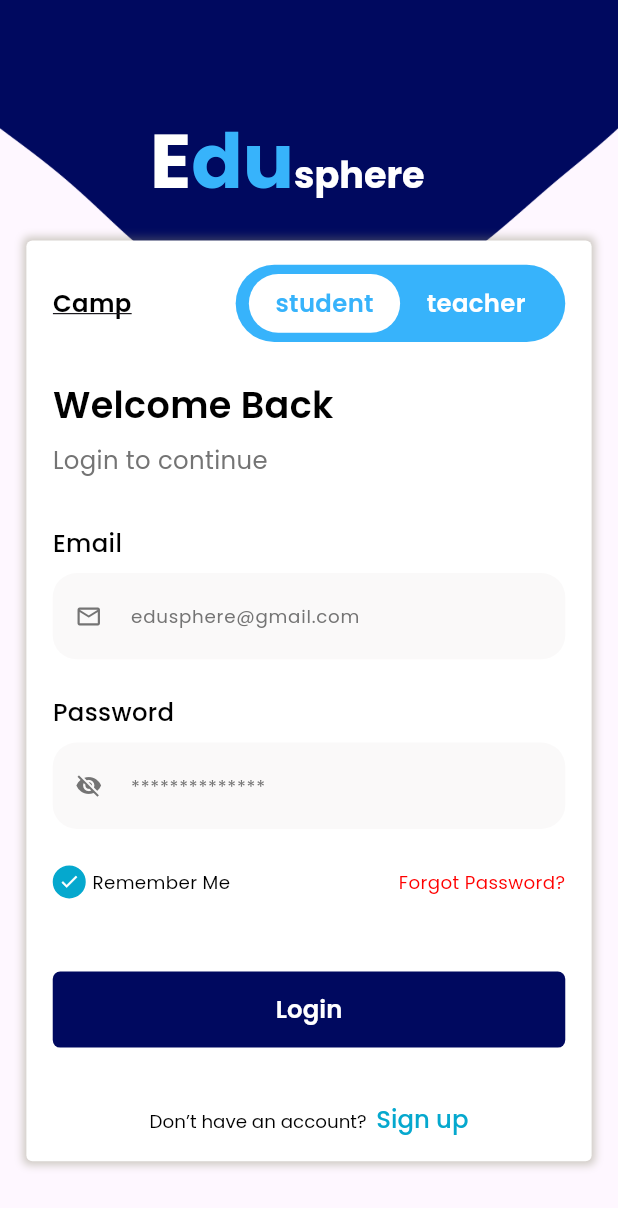
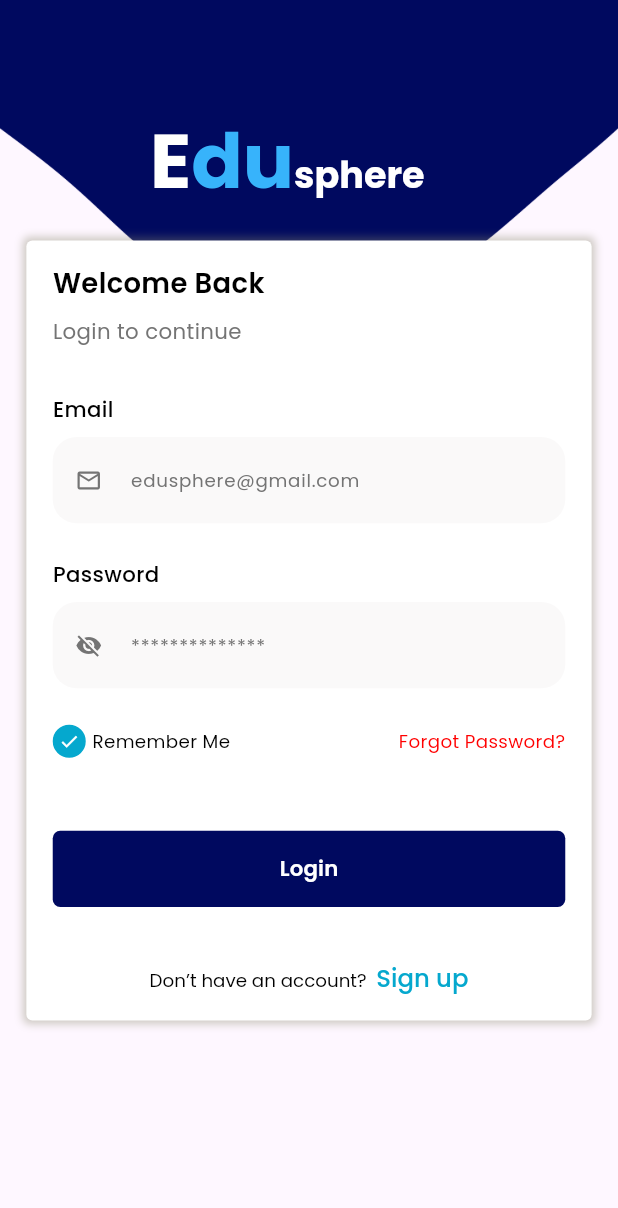
Before and after one commit to nassemMubarak/edu_sphere, a Flutter app: the screen it shows after launch, on a phone screen of 412 x 824 dp. Shown: the top 1208 px of the screen. Run offline on Flutter 3.47's test engine with Material 3 defaults, Android fonts, the phone set to English and light mode, and no system bars; our stand-ins replace dio, flutter_bloc, flutter_screenutil, pretty_dio_logger.

Commit message:
- added some routes - update app_text_button file - update app_text_form_field file - add some colors - add email_and_password_widget.dart - add label_and_widget.dart - edit login_screen.dart - added remember_forget_password_widget - added signup_screen.dart - added text_account_signup_widget.dart - added wave_top_widget.dart

```diff
--- a/lib/core/routing/app_rputer.dart
+++ b/lib/core/routing/app_rputer.dart
@@ -1,15 +1,22 @@
 import 'package:edu_sphere/core/routing/routes.dart';
 import 'package:edu_sphere/features/login/ui/login_screen.dart';
-import 'package:edu_sphere/features/onboarding/ui/onboarding_screen.dart';
+import 'package:edu_sphere/features/signup/logic/sign_up_cubit.dart';
+import 'package:edu_sphere/features/signup/ui/signup_screen.dart';
 import 'package:flutter/material.dart';
 import 'package:flutter_bloc/flutter_bloc.dart';
-class AppRouter{
-  Route generateRoute(RouteSettings settings){
+class AppRouter {
+  Route generateRoute(RouteSettings settings) {
     switch (settings.name) {
       case Routes.onBoardingScreen:
         return MaterialPageRoute(builder: (_) => const LoginScreen());
       case Routes.loginScreen:
         return MaterialPageRoute(builder: (_) => const LoginScreen());
+      case Routes.signupScreen:
+        return MaterialPageRoute(
+            builder: (_) => BlocProvider(
+                  create: (context) => SignUpCubit()..emitChangTypSignUp('student'),
+                  child: const SignupScreen(),
+                ));
       default:
         return MaterialPageRoute(
           builder: (_) => Scaffold(
--- a/lib/core/routing/routes.dart
+++ b/lib/core/routing/routes.dart
@@ -1,5 +1,6 @@
 class Routes {
   static const String onBoardingScreen = '/onBoardingScreen';
   static const String loginScreen = '/loginScreen';
+  static const String signupScreen = '/signupScreen';
 
 }
--- a/lib/core/theming/colors.dart
+++ b/lib/core/theming/colors.dart
@@ -11,6 +11,7 @@ class ColorsManager {
   static const Color lightGray = Color(0xFFFAF9F9);
   static const Color gray = Color(0xFF757575);
   static const Color darkBlue = Color(0xFF242424);
+  static const Color electricBlue = Color(0xFF0500FF);
 
 
 }
--- a/lib/core/theming/styles.dart
+++ b/lib/core/theming/styles.dart
@@ -1,8 +1,8 @@
 import 'package:edu_sphere/core/theming/colors.dart';
 import 'package:flutter/material.dart';
 import 'package:flutter_screenutil/flutter_screenutil.dart';
-
 class TextStyles {
+  TextStyle c = TextStyle();
   static TextStyle font20White600Weight = TextStyle(
     fontSize: 20.sp,
     fontWeight: FontWeight.w600,
@@ -10,7 +10,7 @@ class TextStyles {
     fontFamily: 'Poppins',
   );
   static TextStyle font16NeutralGray400Weight = TextStyle(
-    fontSize: 16.sp,
+    fontSize: 14.sp,
     fontWeight: FontWeight.w400,
     color: ColorsManager.neutralGray,
     fontFamily: 'Poppins',
@@ -30,6 +30,12 @@ class TextStyles {
     fontSize: 12.sp,
     fontWeight: FontWeight.w400,
     color: ColorsManager.neutralGray,
+    fontFamily: 'Poppins',
+  );
+   static TextStyle   font12ElectricBlue400Weight = TextStyle(
+    fontSize: 12.sp,
+    fontWeight: FontWeight.w400,
+    color: ColorsManager.electricBlue,
     fontFamily: 'Poppins',
   );
    static TextStyle font12Red400Weight = TextStyle(
@@ -56,14 +62,20 @@ class TextStyles {
     color: ColorsManager.skyBlue,
     fontFamily: 'Poppins',
   );
+  static TextStyle font16SkyBlue600Weight = TextStyle(
+    fontSize: 16.sp,
+    fontWeight: FontWeight.w600,
+    color: ColorsManager.skyBlue,
+    fontFamily: 'Poppins',
+  );
   static TextStyle font24White700Weight = TextStyle(
     fontSize: 24.sp,
     fontWeight: FontWeight.w700,
     color: Colors.white,
     fontFamily: 'Poppins',
   );
-  static TextStyle font24Black600Weight = TextStyle(
-    fontSize: 24.sp,
+  static TextStyle font18Black600Weight = TextStyle(
+    fontSize: 18.sp,
     fontWeight: FontWeight.w600,
     color: Colors.black,
     fontFamily: 'Poppins',
@@ -74,8 +86,8 @@ class TextStyles {
     color: Colors.black,
     fontFamily: 'Poppins',
   );
-  static TextStyle font16Black500Weight = TextStyle(
-    fontSize: 16.sp,
+  static TextStyle font14Black500Weight = TextStyle(
+    fontSize: 14.sp,
     fontWeight: FontWeight.w500,
     color: Colors.black,
     fontFamily: 'Poppins',
@@ -86,8 +98,14 @@ class TextStyles {
     color: Colors.black,
     fontFamily: 'Poppins',
   );
-  static TextStyle font16SecondaryBlue600Weight = TextStyle(
-    fontSize: 16.sp,
+  static TextStyle font12Black500Weight = TextStyle(
+    fontSize: 12.sp,
+    fontWeight: FontWeight.w500,
+    color: Colors.black,
+    fontFamily: 'Poppins',
+  );
+  static TextStyle font14SecondaryBlue600Weight = TextStyle(
+    fontSize: 14.sp,
     fontWeight: FontWeight.w600,
     color: ColorsManager.secondaryColor,
     fontFamily: 'Poppins',
@@ -98,8 +116,8 @@ class TextStyles {
     color: ColorsManager.lightBlue,
     fontFamily: 'Poppins',
   );
-  static TextStyle font16White600Weight = TextStyle(
-    fontSize: 16.sp,
+  static TextStyle font14White600Weight = TextStyle(
+    fontSize: 14.sp,
     fontWeight: FontWeight.w600,
     color: Colors.white,
     fontFamily: 'Poppins',
--- a/lib/core/widgets/app_text_button.dart
+++ b/lib/core/widgets/app_text_button.dart
@@ -47,7 +47,7 @@ class AppTextButton extends StatelessWidget {
         ),
       ),
       onPressed: onPressed,
-      child: Text(buttonText, style: TextStyles.font16White600Weight),
+      child: Text(buttonText, style: TextStyles.font14White600Weight),
     );
   }
 }
--- a/lib/core/widgets/app_text_form_field.dart
+++ b/lib/core/widgets/app_text_form_field.dart
@@ -16,6 +16,7 @@ class AppTextFormField extends StatelessWidget {
   final Color? backgroundColor;
   final TextEditingController? controller;
   final Function(String?) validator;
+  final TextInputType? textInputType;
   const AppTextFormField({
     super.key,
     this.contentPadding,
@@ -29,12 +30,14 @@ class AppTextFormField extends StatelessWidget {
     this.prefixIcon,
     this.backgroundColor,
     this.controller,
+    this.textInputType,
     required this.validator,
   });
 
   @override
   Widget build(BuildContext context) {
     return TextFormField(
+      keyboardType: textInputType,
       controller: controller,
       decoration: InputDecoration(
         prefixIcon: prefixIcon,
--- a/lib/core/widgets/label_and_widget.dart
+++ b/lib/core/widgets/label_and_widget.dart
@@ -18,7 +18,7 @@ class LabelAndWidget extends StatelessWidget {
       children: [
         Text(
           label,
-          style: TextStyles.font16Black500Weight,
+          style: TextStyles.font14Black500Weight,
         ),
         verticalSpace(8),
         widget,
--- a/lib/features/login/ui/login_screen.dart
+++ b/lib/features/login/ui/login_screen.dart
@@ -4,15 +4,14 @@ import 'package:edu_sphere/core/theming/styles.dart';
 import 'package:edu_sphere/core/widgets/app_text_button.dart';
 import 'package:edu_sphere/features/login/ui/widget/email_and_password_widget.dart';
 import 'package:edu_sphere/features/login/ui/widget/remember_forget_password_widget.dart';
-import 'package:edu_sphere/features/login/ui/widget/selecte_student_or_teacher_widget.dart';
+import 'package:edu_sphere/features/signup/ui/widget/selecte_student_or_teacher_or_camp_widget.dart';
 import 'package:edu_sphere/features/login/ui/widget/text_account_signup_widget.dart';
-import 'package:edu_sphere/features/login/ui/widget/wave_top_widget.dart';
+import 'package:edu_sphere/core/widgets/wave_top_widget.dart';
 import 'package:flutter/material.dart';
 import 'package:flutter_screenutil/flutter_screenutil.dart';
 
 class LoginScreen extends StatelessWidget {
   const LoginScreen({super.key});
-
   @override
   Widget build(BuildContext context) {
     return Scaffold(
@@ -40,21 +39,10 @@ class LoginScreen extends StatelessWidget {
                   child: Column(
                     crossAxisAlignment: CrossAxisAlignment.start,
                     children: [
-                      Row(
-                        children: [
-                          Text(
-                            'Camp',
-                            style: TextStyles.font16Black600Weight.copyWith(
-                                decoration: TextDecoration.underline),
-                          ),
-                          const Spacer(),
-                          SelecteStudentOrTeacherWidget(),
-                        ],
-                      ),
-                      verticalSpace(24),
+
                       Text(
                         'Welcome Back',
-                        style: TextStyles.font24Black600Weight,
+                        style: TextStyles.font18Black600Weight,
                       ),
                       verticalSpace(8),
                       Text(
--- a/lib/features/login/ui/widget/email_and_password_widget.dart
+++ b/lib/features/login/ui/widget/email_and_password_widget.dart
@@ -65,6 +65,7 @@ class _EmailAndPasswordWidgetState extends State<EmailAndPasswordWidget> {
             LabelAndWidget(
               label: 'Password',
               widget: AppTextFormField(
+                isObscureText: isObscureText,
                 controller: passwordController,
                 hintText: '**************',
                 validator: (value) {
--- a/lib/features/login/ui/widget/remember_forget_password_widget.dart
+++ b/lib/features/login/ui/widget/remember_forget_password_widget.dart
@@ -35,8 +35,8 @@ class _RememberAndForgetPasswordWidgetState
                   border: Border.all(color: ColorsManager.lightBlue),
                 ),
                 child: isRemmember
-                    ? Padding(padding: const EdgeInsets.all(6))
-                    : Icon(
+                    ?const Padding(padding: const EdgeInsets.all(6))
+                    :const Icon(
                         Icons.check,
                         color: Colors.white,
                         size: 14,
--- a/lib/features/login/ui/widget/selecte_student_or_teacher_widget.dart
+++ /dev/null
@@ -1,71 +0,0 @@
-import 'package:edu_sphere/core/theming/colors.dart';
-import 'package:edu_sphere/core/theming/styles.dart';
-import 'package:flutter_screenutil/flutter_screenutil.dart';
-import 'package:flutter/material.dart';
-
-class SelecteStudentOrTeacherWidget extends StatefulWidget {
-  bool isSelectedStudent = true;
-  bool isSelectedTeacher = false;
-  SelecteStudentOrTeacherWidget({
-    super.key,
-  });
-
-  @override
-  State<SelecteStudentOrTeacherWidget> createState() =>
-      _SelecteStudentOrTeacherWidgetState();
-}
-
-class _SelecteStudentOrTeacherWidgetState
-    extends State<SelecteStudentOrTeacherWidget> {
-  @override
-  Widget build(BuildContext context) {
-    return Container(
-      padding: EdgeInsets.symmetric(horizontal: 8.w, vertical: 6.h),
-      decoration: BoxDecoration(
-        color: ColorsManager.secondaryColor,
-        borderRadius: BorderRadius.circular(50.r),
-      ),
-      child: Row(
-        children: [
-          GestureDetector(
-              onTap: () {
-                setState(() {
-                  widget.isSelectedStudent = true;
-                  widget.isSelectedTeacher = false;
-                });
-              },
-              child: containerRadiusWidget(
-                  isSelected: widget.isSelectedStudent, text: 'student')),
-          GestureDetector(
-            onTap: () {
-              setState(() {
-                widget.isSelectedStudent = false;
-                widget.isSelectedTeacher = true;
-              });
-            },
-            child: containerRadiusWidget(
-                isSelected: widget.isSelectedTeacher, text: 'teacher'),
-          ),
-        ],
-      ),
-    );
-  }
-
-  Container containerRadiusWidget({required isSelected, required String text}) {
-    return Container(
-      padding: EdgeInsets.symmetric(horizontal: 16.w, vertical: 8.h),
-      decoration: isSelected
-          ? BoxDecoration(
-              color: Colors.white,
-              borderRadius: BorderRadius.circular(50.r),
-            )
-          : null,
-      child: Text(
-        text,
-        style: isSelected
-            ? TextStyles.font16SecondaryBlue600Weight
-            : TextStyles.font16White600Weight,
-      ),
-    );
-  }
-}
--- a/pubspec.yaml
+++ b/pubspec.yaml
@@ -65,6 +65,7 @@ dependencies:
   flutter_svg: ^2.0.10+1
   # use for in-app localization with map data
 #  flutter_localization: ^0.2.2
+  dropdown_button2: ^2.3.9
 dev_dependencies:
   flutter_test:
     sdk: flutter
```
Also changed, not shown: lib/features/login/ui/widget/text_account_signup_widget.dart (+7 -0 lines), lib/features/signup/ui/signup_screen.dart (added, +125 -0 lines), lib/core/widgets/wave_top_widget.dart (renamed from lib/features/login/ui/widget/wave_top_widget.dart), pubspec.lock.
